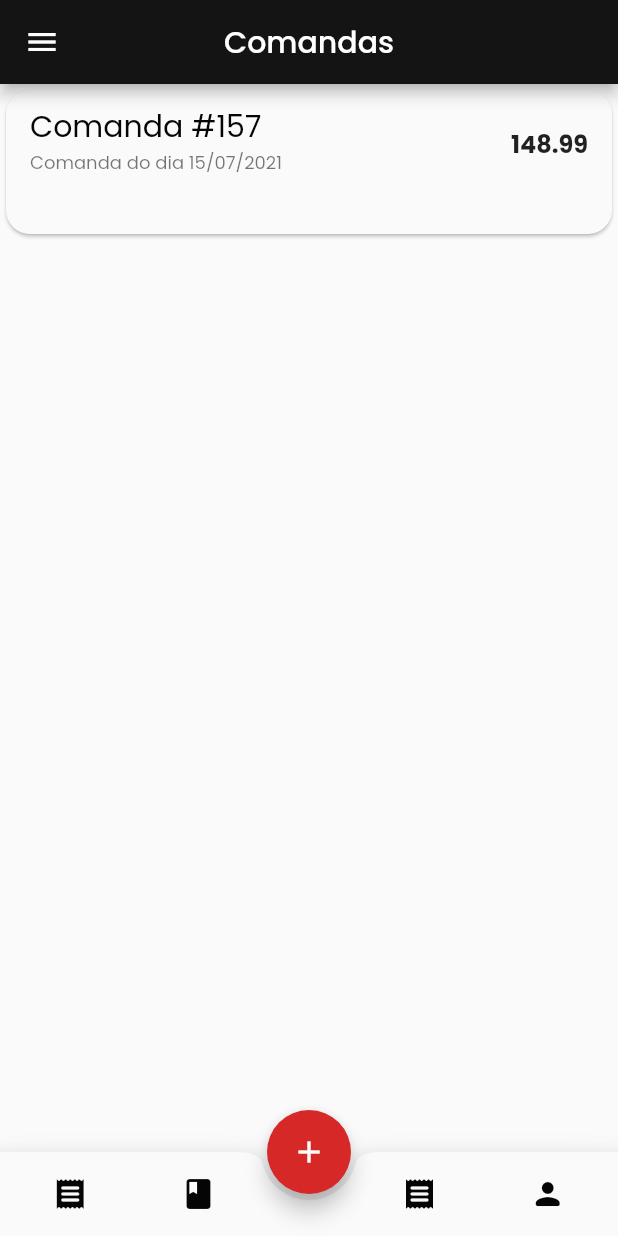
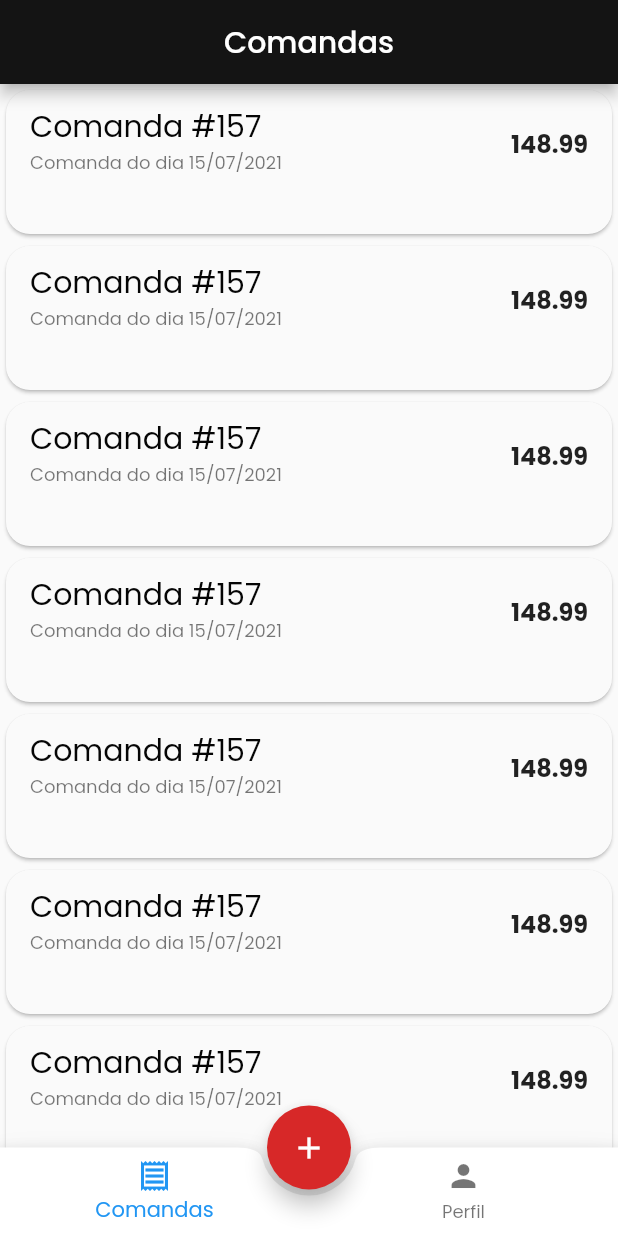
Before and after one commit to commandee/mobile, a Flutter app: the MyHomePage screen opened directly, on a phone screen of 412 x 824 dp. Run offline on Flutter 3.47's test engine with Material 2 defaults, Android fonts, the phone set to English and light mode, and no system bars.

Commit message:
modificação na barra de navegação(agora funcional)

```diff
--- /dev/null
+++ b/lib/components/add_button.dart
@@ -0,0 +1,20 @@
+import 'package:flutter/material.dart';
+import 'package:teste/constants.dart';
+
+class AddButton extends StatelessWidget {
+  const AddButton({super.key});
+
+  @override
+  Widget build(BuildContext context) {
+    return FloatingActionButton(
+      onPressed: () {
+        print('Adicionar comanda');
+      },
+      backgroundColor: accentLM,
+      child: Icon(
+        Icons.add,
+        color: Colors.white,
+      ),
+    );
+  }
+}
--- /dev/null
+++ b/lib/pages/comandas.dart
@@ -0,0 +1,41 @@
+import 'package:flutter/material.dart';
+import 'package:teste/components/card_comanda.dart';
+import 'package:teste/constants.dart';
+
+class ComandasPage extends StatefulWidget {
+  const ComandasPage({super.key});
+
+  @override
+  State<ComandasPage> createState() => _ComandasPageState();
+}
+
+class _ComandasPageState extends State<ComandasPage> {
+  @override
+  Widget build(BuildContext context) {
+    return Scaffold(
+      appBar: AppBar(
+          title: Text('Comandas'),
+          centerTitle: true,
+          backgroundColor: fundoDM,
+          automaticallyImplyLeading: false
+        ),
+      body: SafeArea(
+        child: Column(
+          children: [
+            Expanded(
+              child: ListView(
+                children: [
+                  for (int i = 0; i < 10; i++)
+                    CardComanda(
+                      nome: "Comanda #157",
+                      descricao: "Comanda do dia 15/07/2021",
+                    ),
+                ],
+              ),
+            ),
+          ],
+        ),
+      ),
+    );
+  }
+}
--- a/lib/pages/home.dart
+++ b/lib/pages/home.dart
@@ -1,14 +1,11 @@
 // ignore_for_file: prefer_const_constructors, prefer_const_literals_to_create_immutables
 
 import 'package:flutter/material.dart';
-import 'package:teste/components/dropdown_resturantes.dart';
-import 'package:teste/components/foto_perfil.dart';
+import 'package:teste/components/add_button.dart';
 import 'package:teste/pages/cardapio.dart';
-import 'package:teste/pages/login.dart';
+import 'package:teste/pages/comandas.dart';
 import 'package:teste/pages/profile.dart';
-import 'package:teste/pages/settings.dart';
 
-import '../components/card_comanda.dart';
 import '../constants.dart';
 
 class MyHomePage extends StatefulWidget {
@@ -19,107 +16,78 @@ class MyHomePage extends StatefulWidget {
 }
 
 class _MyHomePageState extends State<MyHomePage> {
+  int _index = 0;
+
+  final List<Widget> _telas = [
+    ComandasPage(),
+    ProfilePage(),
+    CardapioPage(),
+  ];
+  void _itemClicado(int index) {
+    setState(() {
+      _index = index;
+    });
+  }
+
   @override
   Widget build(BuildContext context) => Scaffold(
-        appBar: AppBar(
-          title: Text('Comandas'),
-          centerTitle: true,
-          backgroundColor: fundoDM,
-        ),
         floatingActionButtonLocation: FloatingActionButtonLocation.centerDocked,
         floatingActionButton: AddButton(),
-        bottomNavigationBar: const BAB(),
         backgroundColor: fundoLM,
-        drawer: const NavigationDrawer(),
-        body: SafeArea(
-          child: Column(
-            children: [
-              Expanded(
-                child: ListView(
-                  children: [
-                    CardComanda(
-                      nome: "Comanda #157",
-                      descricao: "Comanda do dia 15/07/2021",
-                    ),
+        body: _telas[_index],
+        extendBody: true,
+        bottomNavigationBar: BottomAppBar(
+          shape: const CircularNotchedRectangle(),
+          child: BottomNavigationBar(
+            elevation: 0,
+            backgroundColor: Colors.transparent,
+            currentIndex: _index,
+            onTap: _itemClicado,
+            items: [
+              BottomNavigationBarItem(
+                  icon: Icon(Icons.receipt_outlined), label: 'Comandas'),
+              BottomNavigationBarItem(
+                  icon: Icon(Icons.person), label: 'Perfil'),
+              //BottomNavigationBarItem(icon: Icon(Icons.menu_book), label: 'Cardápio')
             ],
           ),
         ),
-            ],
-          ),
-        ),
-        extendBody: true,
       );
 }
 
-class AddButton extends StatelessWidget {
-  const AddButton({Key? key}) : super(key: key);
+
+/*
+class BAB extends StatefulWidget {
+  const BAB({Key? key}) : super(key: key);
 
   @override
-  Widget build(BuildContext context) {
-    return FloatingActionButton(
-      onPressed: () {
-        print('Adicionar comanda');
-      },
-      backgroundColor: accentLM,
-      child: Icon(
-        Icons.add,
-        color: Colors.white,
-      ),
-    );
-  }
+  State<BAB> createState() => _BABState();
 }
 
-class BAB extends StatelessWidget {
-  const BAB({Key? key}) : super(key: key);
-
+class _BABState extends State<BAB> {
   @override
   Widget build(BuildContext context) {
     return BottomAppBar(
         elevation: 10,
         color: fundoLM, //Theme.of(context).primaryColor,
         shape: const CircularNotchedRectangle(),
-        child: IconTheme(
-          data: IconThemeData(color: Theme.of(context).colorScheme.onPrimary),
-          child: Padding(
-            padding: const EdgeInsets.all(4.0),
         child: Row(
           mainAxisAlignment: MainAxisAlignment.spaceAround,
           children: [
             IconButton(
-                    onPressed: () {},
-                    icon: Icon(
-                      Icons.receipt_rounded,
-                      color: textoLM,
-                    )),
-                IconButton(
-                    onPressed: () {},
-                    icon: Icon(
-                      Icons.book_rounded,
-                      color: textoLM,
-                    )),
-                SizedBox(
-                  width: 24,
+              icon: Icon(Icons.receipt_outlined),
+              tooltip: 'Comandas',
+              onPressed: () => _onItemTapped(0),
             ),
             IconButton(
-                    onPressed: () {},
-                    icon: Icon(
-                      Icons.receipt_rounded,
-                      color: textoLM,
-                    )),
-                IconButton(
-                  onPressed: () {},
-                  icon: Icon(
-                    Icons.person_rounded,
-                    color: textoLM,
-                  ),
+              icon: Icon(Icons.person),
+              tooltip: 'Perfil',
+              onPressed: () => _onItemTapped(1),
             ),
           ],
-            ),
-          ),
         ));
   }
 }
-
 class NavigationDrawer extends StatelessWidget {
   const NavigationDrawer({Key? key}) : super(key: key);
 
@@ -247,4 +215,4 @@ class NavigationDrawer extends StatelessWidget {
           ),
         ]),
       );
-}
+}*/
```
Lines whose indentation alone changed are shown as unchanged.
